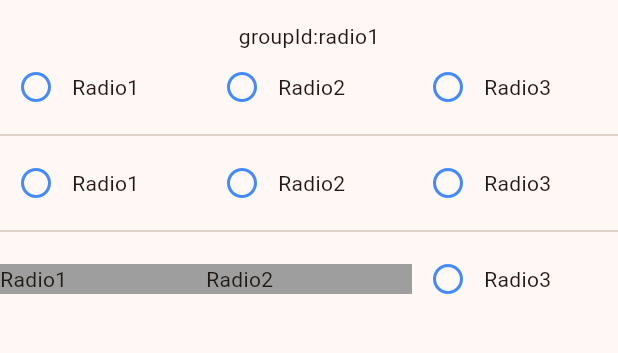
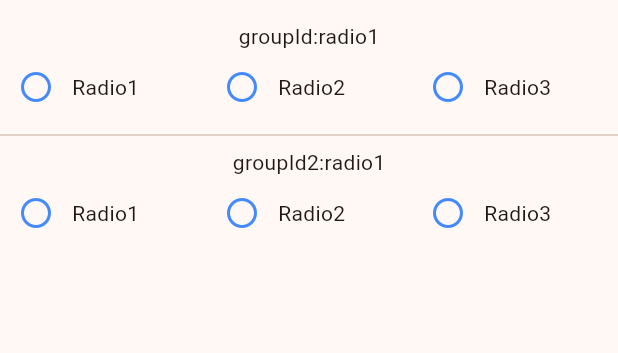
Before and after one commit to donguran/RadioButton, a Flutter app: the screen it shows after launch, on a phone screen of 412 x 824 dp, the part 63-416 px from its top. Run offline on Flutter 3.47's test engine with Material 3 defaults, Android fonts, the phone set to English and light mode, and no system bars.

Commit message:
complete example and radio_button widget

```diff
--- a/example/lib/main.dart
+++ b/example/lib/main.dart
@@ -54,6 +54,8 @@ class _RadioExampleState extends State<RadioExample> {
 
         const Divider(),
 
+
+        Text("groupId2:$groupId2"),
         RadioGroup(
           groupId: "groupId",
           onChanged: (value) {
@@ -73,29 +75,6 @@ class _RadioExampleState extends State<RadioExample> {
             )
           ],
         ),
-
-        const Divider(),
-
-        RadioGroup(
-          groupId: "groupId",
-          onChanged: (value) {
-            setState(() {
-              groupId3 = value;
-            });
-          },
-          children: [
-            RadioButton(value: "radio1", content: const Text("Radio1"),
-              useIcon: false,
-            ),
-            RadioButton(value: "radio2", content: const Text("Radio2"),
-              useIcon: false,
-            ),
-            RadioButton(value: "radio3", content: const Text("Radio3"),
-              useIcon: true,
-            )
-          ],
-        )
-
       ],
     );
   }
--- a/lib/radio/radio_button_widget.dart
+++ b/lib/radio/radio_button_widget.dart
@@ -10,8 +10,10 @@ class RadioButton<T> extends StatefulWidget {
     required this.value,
     required this.content,
     this.onChanged,
-    this.useIcon = true,
-    this.selectedColor,
+    // this.useIcon = true,
+    // this.selectedColor,
+    // this.unselectedColor,
+    this.splashColor,
     this.fit = RadioFit.match,
     this.width,
     this.height,
@@ -91,11 +93,19 @@ class RadioButton<T> extends StatefulWidget {
   /// resize your children widgets size.
   final RadioFit fit;
 
-
+  /*/// RadioBotton's leading(left) icon use [useIcon]
+  /// false → INVISIBLE
+  /// (default) true → VISIBLE
   final bool useIcon;
 
+  /// if you defined false to [useIcon]
+  /// you define this [selectedColor]
+  final Color? selectedColor;
 
-  final Color? selectedColor;
+  final Color? unselectedColor;*/
+
+  /// [splashColor] touched ripple Effect to RadioButton
+  final Color? splashColor;
 
   /// this Property use only in RadioGroup do self.
   ///
@@ -148,19 +158,18 @@ class _RadioButtonState<T> extends State<RadioButton<T>> {
 
   Widget radioButtonBase() {
     return InkWell(
-      onTap: widget.entireTouchable || !widget.useIcon ? () {
+      onTap: widget.entireTouchable ? () {
         radioGroupProvider?.change(widget.value);
       } : null,
+      splashColor: widget.splashColor,
       child: Container(
         width: widget.width,
         height: widget.height,
         padding: widget.padding,
         decoration: widget.decoration,
-        color: !widget.useIcon ? Colors.grey : null,
         child: Row(
           mainAxisAlignment: widget.align,
           children: [
-            widget.useIcon ?
             IconButton(
               icon: radioGroupProvider != null
                   ? iconExistRadioGroupProvider()
@@ -174,7 +183,7 @@ class _RadioButtonState<T> extends State<RadioButton<T>> {
               highlightColor: widget.radioHighLightColor,
               color: widget.iconColor,
               disabledColor: widget.iconColor,
-            ) : const SizedBox(),
+            ),
             widget.content,
           ]
         ),
@@ -199,6 +208,14 @@ class _RadioButtonState<T> extends State<RadioButton<T>> {
         : unselectedIconWidget();
   }
 
+  // Color selectedColor() {
+  //   return widget.selectedColor ?? Theme.of(context).primaryColor;
+  // }
+  //
+  // Color unselectedColor() {
+  //   return widget.unselectedColor ?? Theme.of(context).unselectedWidgetColor;
+  // }
+
   Icon selectedIconWidget() {
     return widget.selectedIcon ?? const Icon(Icons.radio_button_on_outlined,);
   }
```
